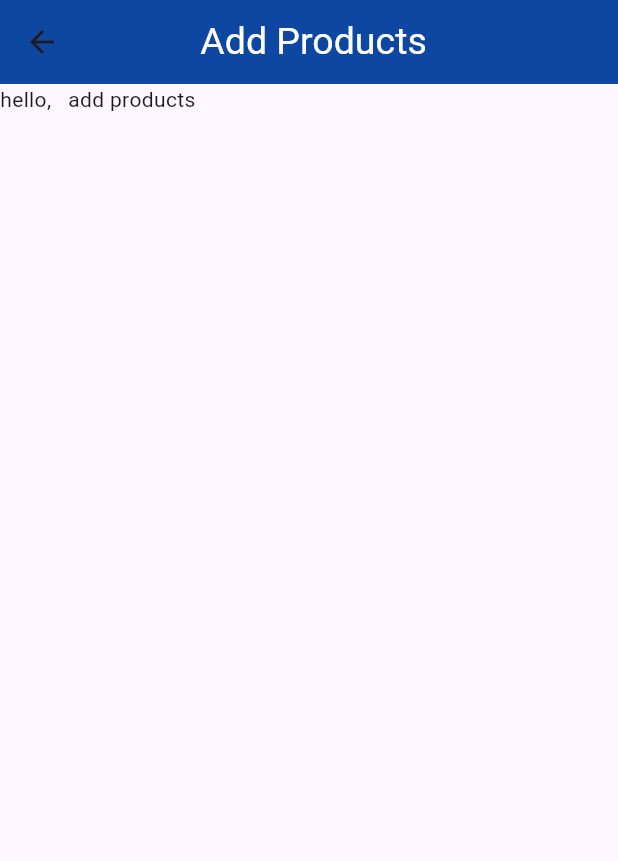
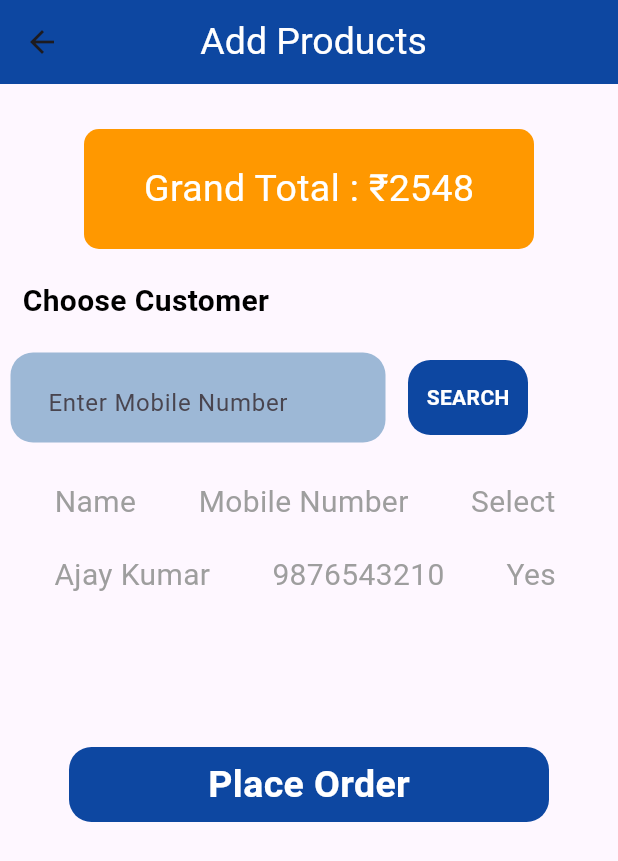
Before and after one commit to murarikumar12345/Roots_App, a Flutter app: the Addproduct screen opened directly, on a phone screen of 412 x 824 dp. Shown: the top 861 px of the screen. Run offline on Flutter 3.47's test engine with Material 3 defaults, Android fonts, the phone set to English and light mode, and no system bars.

Commit message:
addproductscreen

```diff
--- a/lib/Screen/addproduct.dart
+++ b/lib/Screen/addproduct.dart
@@ -1,4 +1,7 @@
 import 'package:flutter/material.dart';
+import 'package:flutter/services.dart';
+import 'package:rootsapp/Screen/changepassword.dart';
+
 class Addproduct extends StatefulWidget {
   const Addproduct({super.key});
 
@@ -17,17 +20,159 @@ class _AddproductState extends State<Addproduct> {
           padding: const EdgeInsets.only(right: 50),
           child: Center(
               child: Text(
-                'Add Products',
-                style: TextStyle(color: Colors.white, fontSize: 25),
-              )),
+            'Add Products',
+            style: TextStyle(color: Colors.white, fontSize: 25),
+          )),
         ),
       ),
-      body: Column(
-        children: [
-          Text('hello,   add products'),
-        ],
+      body: SingleChildScrollView(
+        child: Column(
+          children: [
+            Padding(
+              padding: const EdgeInsets.only(left: 25, top: 30, right: 25),
+              child: Container(
+                width: 300,
+                height: 80,
+                decoration: BoxDecoration(
+                  color: Colors.orange,
+                  borderRadius: BorderRadius.circular(10),
+                ),
+                child: Center(
+                    child: Text(
+                  'Grand Total : ₹2548',
+                  style: TextStyle(color: Colors.white, fontSize: 25),
+                )),
+              ),
+            ),
+            Row(
+              children: [
+                Padding(
+                  padding: const EdgeInsets.only(left: 15, top: 20),
+                  child: Text(
+                    'Choose Customer',
+                    style: TextStyle(
+                        color: Colors.black,
+                        fontSize: 20,
+                        fontWeight: FontWeight.bold),
+                  ),
+                )
+              ],
+            ),
+            SizedBox(
+              height: 20,
+            ),
+            Row(
+              children: [
+                Padding(
+                  padding: const EdgeInsets.only(left: 7),
+                  child: Container(
+                    width: 250,
+                    height: 60,
+                    decoration: BoxDecoration(
+                      color: Color(0xff9db8d6),
+                      borderRadius: BorderRadius.circular(15),
+                    ),
+                    child: Padding(
+                      padding: const EdgeInsets.only(left: 25, top: 10),
+                      child: TextField(
+                        keyboardType: TextInputType.number,
+                        inputFormatters: [FilteringTextInputFormatter.digitsOnly],
+                        decoration: InputDecoration(
+                          hintText: 'Enter Mobile Number',
+                          border: InputBorder.none,
+                        ),
+                      ),
+                    ),
+                  ),
+                ),
+                SizedBox(
+                  width: 15,
+                ),
+                Container(
+                  width: 80,
+                  height: 50,
+                  decoration: BoxDecoration(
+                    color: Color(0xff0D47A1),
+                    borderRadius: BorderRadius.circular(15),
+                  ),
+                  child: Center(
+                      child: Text(
+                    'SEARCH',
+                    style: TextStyle(
+                        color: Colors.white, fontWeight: FontWeight.bold),
+                  )),
+                ),
+              ],
+            ),
+            SizedBox(
+              height: 25,
+            ),
+            Row(
+              mainAxisAlignment: MainAxisAlignment.spaceEvenly,
+              children: [
+                Text(
+                  'Name ',
+                  style: TextStyle(color: Colors.grey, fontSize: 20),
+                ),
+                Text(
+                  'Mobile Number ',
+                  style: TextStyle(color: Colors.grey, fontSize: 20),
+                ),
+                Text(
+                  'Select ',
+                  style: TextStyle(color: Colors.grey, fontSize: 20),
+                ),
+              ],
+            ),
+            SizedBox(
+              height: 20,
+            ),
+            Row(
+              mainAxisAlignment: MainAxisAlignment.spaceEvenly,
+              children: [
+                Text(
+                  'Ajay Kumar ',
+                  style: TextStyle(color: Colors.grey, fontSize: 20),
+                ),
+                Text(
+                  '9876543210 ',
+                  style: TextStyle(color: Colors.grey, fontSize: 20),
+                ),
+                Text(
+                  'Yes ',
+                  style: TextStyle(color: Colors.grey, fontSize: 20),
+                ),
+              ],
+            ),
+            SizedBox(
+              height: 100,
+            ),
+            InkWell(
+              onTap: (){
+                Navigator.push(context,
+                 MaterialPageRoute(builder: (context)=>Changepassword()),
+                );
+              },
+              child: Container(
+                width: 320,
+                height: 50,
+                decoration: BoxDecoration(
+                  color: Color(0xff0D47A1),
+                  borderRadius: BorderRadius.circular(15),
+                ),
+                child: Center(
+                    child: Text(
+                  'Place Order',
+                  style: TextStyle(
+                      color: Colors.white,
+                      fontWeight: FontWeight.bold,
+                      fontSize: 25),
+                )),
+              ),
+            ),
+          ],
+        ),
       ),
-
     );
   }
 }
--- a/lib/Screen/changepassword.dart
+++ b/lib/Screen/changepassword.dart
@@ -0,0 +1,27 @@
+import 'package:flutter/material.dart';
+class Changepassword extends StatefulWidget {
+  const Changepassword({super.key});
+
+  @override
+  State<Changepassword> createState() => _ChangepasswordState();
+}
+
+class _ChangepasswordState extends State<Changepassword> {
+  @override
+  Widget build(BuildContext context) {
+    return Scaffold(
+      appBar: AppBar(
+        // appbar_line start//
+        backgroundColor: Color(0xff0D47A1),
+        title: Padding(
+          padding: const EdgeInsets.only(right: 50),
+          child: Center(
+              child: Text(
+                'Change Password',
+                style: TextStyle(color: Colors.white, fontSize: 25),
+              )),
+        ),
+      ),
+    );
+  }
+}
```
Also changed, not shown: pubspec.lock.
